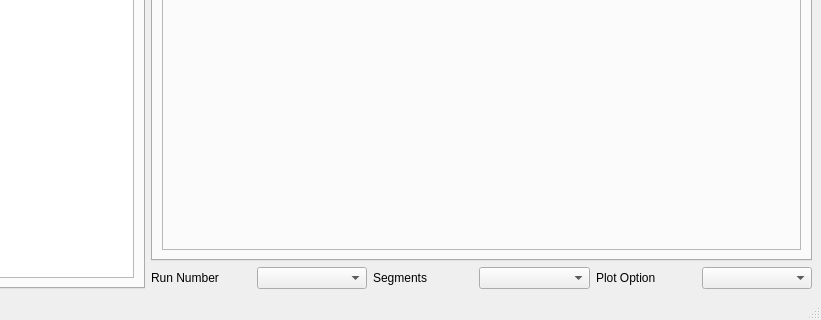
Above: designer/manualreductionwindow.ui from neutrons/PyRS before the change; both pictures show x 526 to 1347 and y 475 to 795 of the 1347 by 795 pixel window. Below: the same form after it.
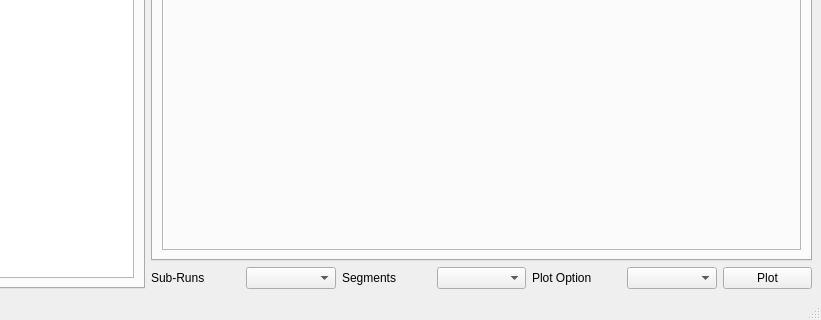
That is the form after the change.

Commit message: Refs #60. Enabled reduction UI to load project file.

Patch:
```diff
--- a/designer/manualreductionwindow.ui
+++ b/designer/manualreductionwindow.ui
@@ -739,7 +739,7 @@
            </size>
           </property>
           <property name="text">
-           <string>Run Number</string>
+           <string>Sub-Runs</string>
           </property>
          </widget>
         </item>
@@ -781,6 +781,13 @@
         <item>
          <widget class="QComboBox" name="comboBox_plotSelection"/>
         </item>
+        <item>
+         <widget class="QPushButton" name="pushButton_plotDetView">
+          <property name="text">
+           <string>Plot</string>
+          </property>
+         </widget>
+        </item>
        </layout>
       </item>
      </layout>
```
Left out of the diff: 9 changed lines with no effect on the pictures. The commit also changes 4 other files.
